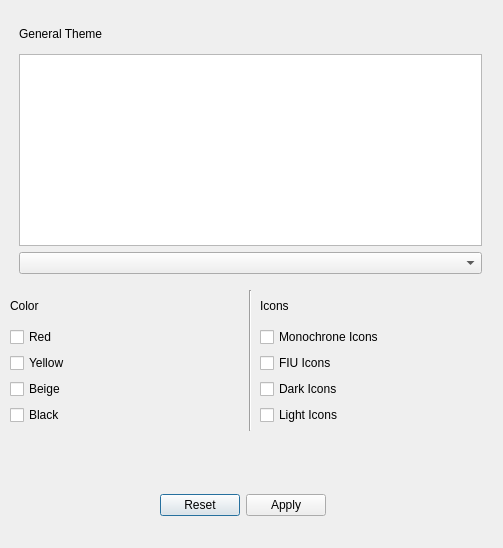
cynthiavaldes/nextcloud-3.4.2-fork, file src/gui/CustomizationWindow.ui: the form before one commit.
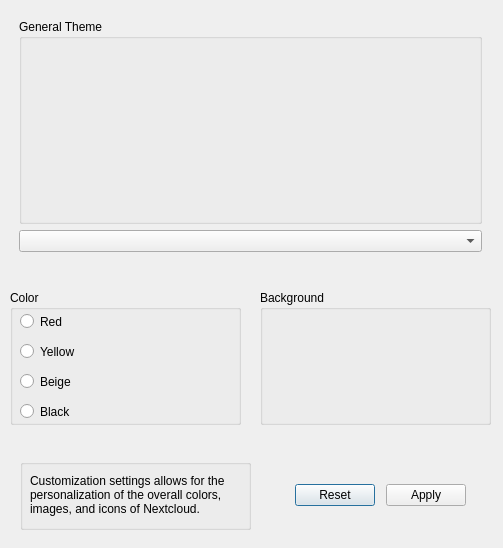
The form after the commit. Custom widgets are drawn as their Qt base class.

Commit message: Configured look of customization window

The edit to the form file:
```diff
--- a/src/gui/CustomizationWindow.ui
+++ b/src/gui/CustomizationWindow.ui
@@ -22,10 +22,10 @@
      <x>10</x>
      <y>10</y>
      <width>481</width>
-     <height>273</height>
+     <height>251</height>
     </rect>
    </property>
-   <layout class="QVBoxLayout" name="verticalLayout" stretch="0,0,0">
+   <layout class="QVBoxLayout" name="GeneralThemeVerticalLayout" stretch="0,0">
     <property name="leftMargin">
      <number>9</number>
     </property>
@@ -39,24 +39,39 @@
      <number>9</number>
     </property>
     <item>
-     <widget class="QLabel" name="label">
-      <property name="text">
+     <widget class="QGroupBox" name="groupBox">
+      <property name="title">
        <string>General Theme</string>
       </property>
+      <widget class="OCC::SlideShow" name="GeneralThemeSlideshow" native="true">
+       <property name="enabled">
+        <bool>true</bool>
+       </property>
+       <property name="geometry">
+        <rect>
+         <x>0</x>
+         <y>20</y>
+         <width>463</width>
+         <height>181</height>
+        </rect>
+       </property>
+       <property name="sizePolicy">
+        <sizepolicy hsizetype="Preferred" vsizetype="Preferred">
+         <horstretch>0</horstretch>
+         <verstretch>0</verstretch>
+        </sizepolicy>
+       </property>
+       <property name="font">
+        <font>
+         <pointsize>12</pointsize>
+         <bold>true</bold>
+        </font>
+       </property>
+      </widget>
      </widget>
     </item>
     <item>
-     <widget class="QGraphicsView" name="graphicsView">
-      <property name="sizePolicy">
-       <sizepolicy hsizetype="Expanding" vsizetype="Fixed">
-        <horstretch>0</horstretch>
-        <verstretch>0</verstretch>
-       </sizepolicy>
-      </property>
-     </widget>
-    </item>
-    <item>
-     <widget class="QComboBox" name="comboBox">
+     <widget class="QComboBox" name="GeneralThemeComboBox">
       <property name="sizePolicy">
        <sizepolicy hsizetype="Preferred" vsizetype="Fixed">
         <horstretch>0</horstretch>
@@ -78,38 +93,62 @@
    </property>
    <layout class="QVBoxLayout" name="verticalLayout_2">
     <item>
-     <widget class="QLabel" name="label_2">
-      <property name="text">
+     <widget class="QGroupBox" name="ColorSettingsGroupBox">
+      <property name="title">
        <string>Color</string>
       </property>
-     </widget>
-    </item>
-    <item>
-     <widget class="QCheckBox" name="checkBox_6">
-      <property name="text">
-       <string>Red</string>
-      </property>
-     </widget>
-    </item>
-    <item>
-     <widget class="QCheckBox" name="checkBox_7">
-      <property name="text">
-       <string>Yellow</string>
-      </property>
-     </widget>
-    </item>
-    <item>
-     <widget class="QCheckBox" name="checkBox_8">
-      <property name="text">
-       <string>Beige</string>
-      </property>
-     </widget>
-    </item>
-    <item>
-     <widget class="QCheckBox" name="checkBox_9">
-      <property name="text">
-       <string>Black</string>
-      </property>
+      <widget class="QRadioButton" name="ColorRedRadioButton">
+       <property name="geometry">
+        <rect>
+         <x>10</x>
+         <y>20</y>
+         <width>112</width>
+         <height>23</height>
+        </rect>
+       </property>
+       <property name="text">
+        <string>Red</string>
+       </property>
+      </widget>
+      <widget class="QRadioButton" name="ColorYellowRadioButton">
+       <property name="geometry">
+        <rect>
+         <x>10</x>
+         <y>50</y>
+         <width>112</width>
+         <height>23</height>
+        </rect>
+       </property>
+       <property name="text">
+        <string>Yellow</string>
+       </property>
+      </widget>
+      <widget class="QRadioButton" name="ColorBeigeRadioButton">
+       <property name="geometry">
+        <rect>
+         <x>10</x>
+         <y>80</y>
+         <width>112</width>
+         <height>23</height>
+        </rect>
+       </property>
+       <property name="text">
+        <string>Beige</string>
+       </property>
+      </widget>
+      <widget class="QRadioButton" name="ColorBlackRadioButton">
+       <property name="geometry">
+        <rect>
+         <x>10</x>
+         <y>110</y>
+         <width>112</width>
+         <height>23</height>
+        </rect>
+       </property>
+       <property name="text">
+        <string>Black</string>
+       </property>
+      </widget>
      </widget>
     </item>
    </layout>
@@ -117,9 +156,9 @@
   <widget class="QWidget" name="horizontalLayoutWidget">
    <property name="geometry">
     <rect>
-     <x>160</x>
-     <y>480</y>
-     <width>168</width>
+     <x>290</x>
+     <y>470</y>
+     <width>181</width>
      <height>51</height>
     </rect>
    </property>
@@ -163,56 +202,51 @@
    </property>
    <layout class="QVBoxLayout" name="verticalLayout_3">
     <item>
-     <widget class="QLabel" name="label_3">
-      <property name="text">
-       <string>Icons</string>
-      </property>
-     </widget>
-    </item>
-    <item>
-     <widget class="QCheckBox" name="checkBox">
-      <property name="text">
-       <string>Monochrone Icons</string>
-      </property>
-     </widget>
-    </item>
-    <item>
-     <widget class="QCheckBox" name="checkBox_2">
-      <property name="text">
-       <string>FIU Icons</string>
-      </property>
-     </widget>
-    </item>
-    <item>
-     <widget class="QCheckBox" name="checkBox_3">
-      <property name="text">
-       <string>Dark Icons</string>
-      </property>
-     </widget>
-    </item>
-    <item>
-     <widget class="QCheckBox" name="checkBox_4">
-      <property name="text">
-       <string>Light Icons</string>
+     <widget class="QGroupBox" name="IconSettingsGroupBox">
+      <property name="title">
+       <string>Background</string>
       </property>
      </widget>
     </item>
    </layout>
   </widget>
-  <widget class="Line" name="line">
+  <widget class="QGroupBox" name="ThemeSettingsGroup">
    <property name="geometry">
     <rect>
-     <x>240</x>
-     <y>290</y>
-     <width>20</width>
-     <height>141</height>
+     <x>20</x>
+     <y>459</y>
+     <width>231</width>
+     <height>71</height>
     </rect>
    </property>
-   <property name="orientation">
-    <enum>Qt::Vertical</enum>
+   <property name="title">
+    <string/>
    </property>
+   <widget class="QLabel" name="ThemeSettingsLabel">
+    <property name="geometry">
+     <rect>
+      <x>10</x>
+      <y>0</y>
+      <width>211</width>
+      <height>71</height>
+     </rect>
+    </property>
+    <property name="text">
+     <string>Customization settings allows for the personalization of the overall colors, images, and icons of Nextcloud.</string>
+    </property>
+    <property name="wordWrap">
+     <bool>true</bool>
+    </property>
+   </widget>
   </widget>
  </widget>
+ <customwidgets>
+  <customwidget>
+   <class>OCC::SlideShow</class>
+   <extends>QWidget</extends>
+   <header>wizard/slideshow.h</header>
+  </customwidget>
+ </customwidgets>
  <resources/>
  <connections/>
 </ui>
```
Left out of the diff: 10 changed lines with no effect on the pictures.
